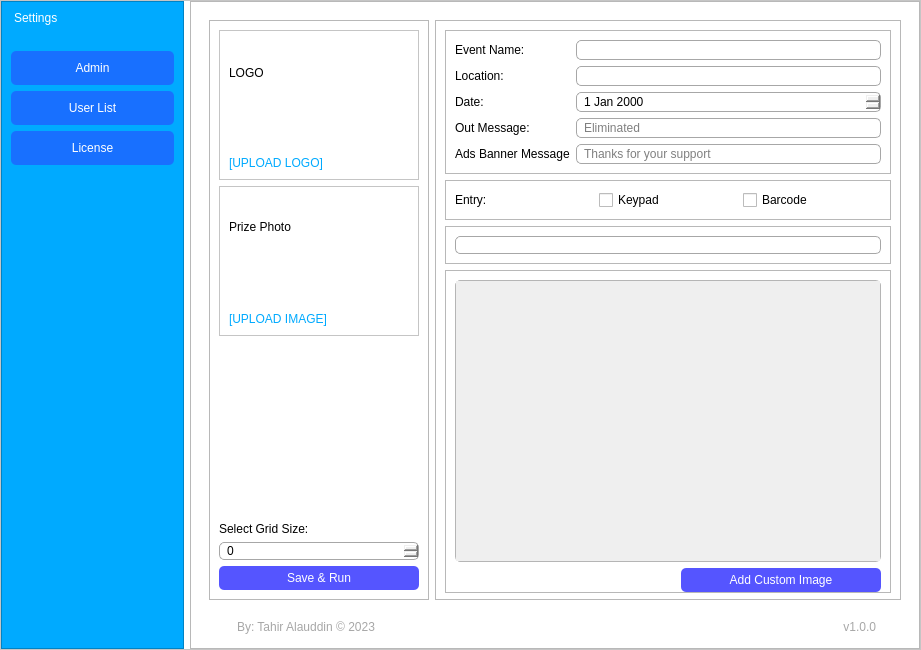
Old version of the form user_interface/home.ui in the repository TahirAlauddin/KonnectedReverseRaffle.
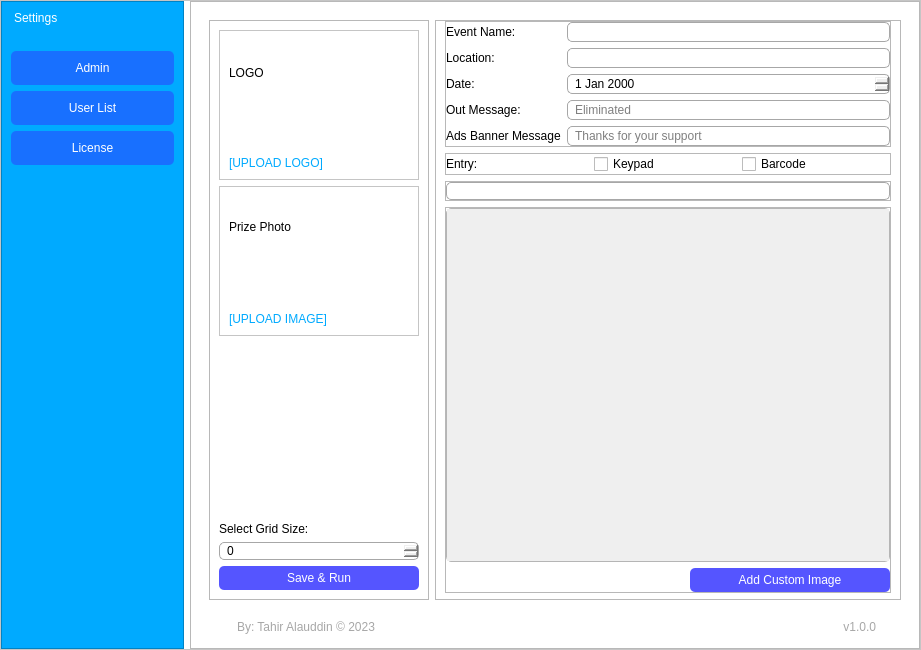
New version of the form. The open tabs and pages were chosen to show the change. Icons and pictures are not drawn. Custom widgets are drawn as their Qt base class.

What changed in the file:
```diff
--- a/user_interface/home.ui
+++ b/user_interface/home.ui
@@ -66,23 +66,25 @@
 }
 
 /* SPINBOX */
-#gridSizeSpinBox {
+#gridSizeSpinBox, #eliminateNumberSpinBox {
 border: 1px solid rgb(167, 167, 167);
 border-radius: 5px;
 padding-left: 5px;
 }
 
-#gridSizeSpinBox::up-button  {
+#gridSizeSpinBox::up-button, #eliminateNumberSpinBox::up-button {
     image: url(:/icons/images/icons/icons-collapse-arrow.png);
 }
 
-#gridSizeSpinBox::down-button {
+#gridSizeSpinBox::down-button, #eliminateNumberSpinBox::down-button {
     image: url(:/icons/images/icons/icons-expand-arrow.png);
 }
 
 
 #gridSizeSpinBox::up-button:hover,
-#gridSizeSpinBox::down-button:hover {
+#gridSizeSpinBox::down-button:hover,
+#eliminateNumberSpinBox::up-button:hover,
+#eliminateNumberSpinBox::down-button:hover {
     /* Define the hover effect properties */
     /* For example, change the icon's color */
 	background-color: rgb(207, 207, 207)
@@ -474,6 +476,9 @@
                      <enum>QFrame::Raised</enum>
                     </property>
                     <layout class="QVBoxLayout" name="verticalLayout_7">
+                     <property name="topMargin">
+                      <number>0</number>
+                     </property>
                      <property name="bottomMargin">
                       <number>6</number>
                      </property>
@@ -486,6 +491,21 @@
                         <enum>QFrame::Raised</enum>
                        </property>
                        <layout class="QGridLayout" name="gridLayout">
+                        <property name="leftMargin">
+                         <number>0</number>
+                        </property>
+                        <property name="topMargin">
+                         <number>0</number>
+                        </property>
+                        <property name="rightMargin">
+                         <number>0</number>
+                        </property>
+                        <property name="bottomMargin">
+                         <number>0</number>
+                        </property>
+                        <property name="horizontalSpacing">
+                         <number>6</number>
+                        </property>
                         <item row="0" column="0">
                          <widget class="QLabel" name="eventNameLabel">
                           <property name="text">
@@ -494,7 +514,14 @@
                          </widget>
                         </item>
                         <item row="0" column="1">
-                         <widget class="QLineEdit" name="eventNameLineEdit"/>
+                         <widget class="QLineEdit" name="eventNameLineEdit">
+                          <property name="maximumSize">
+                           <size>
+                            <width>16777215</width>
+                            <height>16777215</height>
+                           </size>
+                          </property>
+                         </widget>
                         </item>
                         <item row="1" column="0">
                          <widget class="QLabel" name="locationLabel">
@@ -504,7 +531,14 @@
                          </widget>
                         </item>
                         <item row="1" column="1">
-                         <widget class="QLineEdit" name="locationLineEdit"/>
+                         <widget class="QLineEdit" name="locationLineEdit">
+                          <property name="maximumSize">
+                           <size>
+                            <width>16777215</width>
+                            <height>16777215</height>
+                           </size>
+                          </property>
+                         </widget>
                         </item>
                         <item row="2" column="0">
                          <widget class="QLabel" name="label_8">
@@ -522,6 +556,12 @@
                         </item>
                         <item row="3" column="1">
                          <widget class="QLineEdit" name="eliminationMessageLineEdit">
+                          <property name="maximumSize">
+                           <size>
+                            <width>16777215</width>
+                            <height>16777215</height>
+                           </size>
+                          </property>
                           <property name="placeholderText">
                            <string>Eliminated</string>
                           </property>
@@ -536,13 +576,26 @@
                         </item>
                         <item row="4" column="1">
                          <widget class="QLineEdit" name="adsBannerMessageLineEdit">
+                          <property name="maximumSize">
+                           <size>
+                            <width>16777215</width>
+                            <height>16777215</height>
+                           </size>
+                          </property>
                           <property name="placeholderText">
                            <string>Thanks for your support</string>
                           </property>
                          </widget>
                         </item>
                         <item row="2" column="1">
-                         <widget class="QDateEdit" name="dateEdit"/>
+                         <widget class="QDateEdit" name="dateEdit">
+                          <property name="maximumSize">
+                           <size>
+                            <width>16777215</width>
+                            <height>16777215</height>
+                           </size>
+                          </property>
+                         </widget>
                         </item>
                        </layout>
                       </widget>
@@ -556,6 +609,21 @@
                         <enum>QFrame::Raised</enum>
                        </property>
                        <layout class="QHBoxLayout" name="horizontalLayout_5">
+                        <property name="spacing">
+                         <number>0</number>
+                        </property>
+                        <property name="leftMargin">
+                         <number>0</number>
+                        </property>
+                        <property name="topMargin">
+                         <number>0</number>
+                        </property>
+                        <property name="rightMargin">
+                         <number>0</number>
+                        </property>
+                        <property name="bottomMargin">
+                         <number>0</number>
+                        </property>
                         <item>
                          <widget class="QLabel" name="label_11">
                           <property name="text">
@@ -589,6 +657,21 @@
                         <enum>QFrame::Raised</enum>
                        </property>
                        <layout class="QHBoxLayout" name="horizontalLayout_6">
+                        <property name="spacing">
+                         <number>0</number>
+                        </property>
+                        <property name="leftMargin">
+                         <number>0</number>
+                        </property>
+                        <property name="topMargin">
+                         <number>0</number>
+                        </property>
+                        <property name="rightMargin">
+                         <number>0</number>
+                        </property>
+                        <property name="bottomMargin">
+                         <number>0</number>
+                        </property>
                         <item>
                          <widget class="QComboBox" name="selectThemeComboBox"/>
                         </item>
@@ -604,6 +687,15 @@
                         <enum>QFrame::Raised</enum>
                        </property>
                        <layout class="QVBoxLayout" name="verticalLayout_8">
+                        <property name="leftMargin">
+                         <number>0</number>
+                        </property>
+                        <property name="topMargin">
+                         <number>0</number>
+                        </property>
+                        <property name="rightMargin">
+                         <number>0</number>
+                        </property>
                         <property name="bottomMargin">
                          <number>0</number>
                         </property>
@@ -623,82 +715,11 @@
                             <rect>
                              <x>0</x>
                              <y>0</y>
-                             <width>424</width>
-                             <height>212</height>
+                             <width>18</width>
+                             <height>18</height>
                             </rect>
                            </property>
-                           <layout class="QGridLayout" name="gridLayout_2" columnstretch="1,0">
-                            <item row="0" column="0">
-                             <widget class="QLabel" name="backgroundImage1Label">
-                              <property name="maximumSize">
-                               <size>
-                                <width>200</width>
-                                <height>16777215</height>
-                               </size>
-                              </property>
-                              <property name="focusPolicy">
-                               <enum>Qt::NoFocus</enum>
-                              </property>
-                              <property name="text">
-                               <string/>
-                              </property>
-                              <property name="pixmap">
-                               <pixmap>../../../../../../../Downloads/simon-berger-aZjw7xI3QAA-unsplash.jpg</pixmap>
-                              </property>
-                              <property name="scaledContents">
-                               <bool>false</bool>
-                              </property>
-                             </widget>
-                            </item>
-                            <item row="0" column="1">
-                             <widget class="QLabel" name="backgroundImage1Label_2">
-                              <property name="maximumSize">
-                               <size>
-                                <width>200</width>
-                                <height>16777215</height>
-                               </size>
-                              </property>
-                              <property name="text">
-                               <string/>
-                              </property>
-                              <property name="pixmap">
-                               <pixmap>../../../../../../../Downloads/simon-berger-aZjw7xI3QAA-unsplash.jpg</pixmap>
-                              </property>
-                             </widget>
-                            </item>
-                            <item row="1" column="1">
-                             <widget class="QLabel" name="backgroundImage1Label_4">
-                              <property name="maximumSize">
-                               <size>
-                                <width>200</width>
-                                <height>16777215</height>
-                               </size>
-                              </property>
-                              <property name="text">
-                               <string/>
-                              </property>
-                              <property name="pixmap">
-                               <pixmap>../../../../../../../Downloads/simon-berger-aZjw7xI3QAA-unsplash.jpg</pixmap>
-                              </property>
-                             </widget>
-                            </item>
-                            <item row="1" column="0">
-                             <widget class="QLabel" name="backgroundImage1Label_3">
-                              <property name="maximumSize">
-                               <size>
-                                <width>200</width>
-                                <height>16777215</height>
-                               </size>
-                              </property>
-                              <property name="text">
-                               <string/>
-                              </property>
-                              <property name="pixmap">
-                               <pixmap>../../../../../../../Downloads/simon-berger-aZjw7xI3QAA-unsplash.jpg</pixmap>
-                              </property>
-                             </widget>
-                            </item>
-                           </layout>
+                           <layout class="QGridLayout" name="gridLayout_2" columnstretch="0"/>
                           </widget>
                          </widget>
                         </item>
@@ -1277,6 +1298,14 @@
    </layout>
   </widget>
  </widget>
+ <customwidgets>
+  <customwidget>
+   <class>BackgroundImageFrame</class>
+   <extends>QFrame</extends>
+   <header>backgroundimageframe.h</header>
+   <container>1</container>
+  </customwidget>
+ </customwidgets>
  <resources>
   <include location="../resources.qrc"/>
  </resources>
```
Left out of the diff: 158 changed lines with no effect on the pictures.
